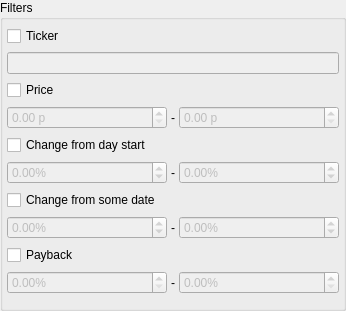
First picture: the form in app/src/widgets/filterwidget/filterwidget.ui, repository Gris87/TInvestor, before the edit.
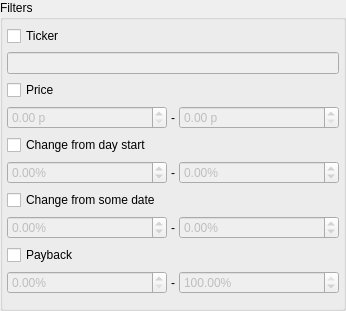
Second picture: the form after the edit.

```diff
--- a/app/src/widgets/filterwidget/filterwidget.ui
+++ b/app/src/widgets/filterwidget/filterwidget.ui
@@ -269,6 +269,9 @@
           <property name="maximum">
            <double>100.000000000000000</double>
           </property>
+          <property name="value">
+           <double>100.000000000000000</double>
+          </property>
          </widget>
         </item>
        </layout>
```
